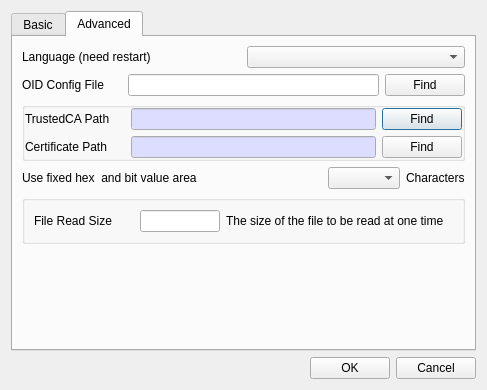
Old version of the form BerEditor/settings_dlg.ui in the repository jykim74/BerEditor.
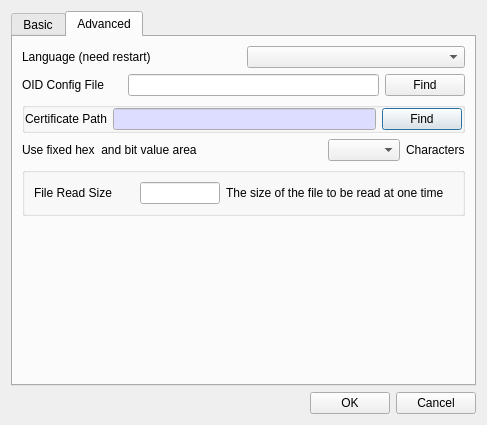
New version of the form.

The edit to the form file:
```diff
--- a/BerEditor/settings_dlg.ui
+++ b/BerEditor/settings_dlg.ui
@@ -7,7 +7,7 @@
     <x>0</x>
     <y>0</y>
     <width>487</width>
-    <height>390</height>
+    <height>425</height>
    </rect>
   </property>
   <property name="windowTitle">
@@ -206,108 +206,54 @@
             <property name="topMargin">
              <number>0</number>
             </property>
-            <item row="0" column="1">
-             <widget class="QLineEdit" name="mTrustedCAPathText">
-              <property name="palette">
-               <palette>
-                <active>
-                 <colorrole role="Base">
-                  <brush brushstyle="SolidPattern">
-                   <color alpha="255">
-                    <red>221</red>
-                    <green>221</green>
-                    <blue>255</blue>
-                   </color>
-                  </brush>
-                 </colorrole>
-                </active>
-                <inactive>
-                 <colorrole role="Base">
-                  <brush brushstyle="SolidPattern">
-                   <color alpha="255">
-                    <red>221</red>
-                    <green>221</green>
-                    <blue>255</blue>
-                   </color>
-                  </brush>
-                 </colorrole>
-                </inactive>
-                <disabled/>
-               </palette>
-              </property>
-              <property name="readOnly">
-               <bool>true</bool>
-              </property>
-             </widget>
-            </item>
-            <item row="0" column="2">
-             <widget class="QPushButton" name="mFindTrustedCAPathBtn">
-              <property name="text">
-               <string>Find</string>
-              </property>
-             </widget>
-            </item>
             <item row="0" column="0">
-             <widget class="QLabel" name="label_8">
-              <property name="minimumSize">
-               <size>
-                <width>100</width>
-                <height>0</height>
-               </size>
-              </property>
-              <property name="text">
-               <string>TrustedCA Path</string>
-              </property>
-             </widget>
-            </item>
-            <item row="1" column="0">
              <widget class="QLabel" name="label_11">
               <property name="text">
                <string>Certificate Path</string>
               </property>
              </widget>
             </item>
-            <item row="1" column="1">
-             <widget class="QLineEdit" name="mCertPathText">
-              <property name="palette">
-               <palette>
-                <active>
-                 <colorrole role="Base">
-                  <brush brushstyle="SolidPattern">
-                   <color alpha="255">
-                    <red>221</red>
-                    <green>221</green>
-                    <blue>255</blue>
-                   </color>
-                  </brush>
-                 </colorrole>
-                </active>
-                <inactive>
-                 <colorrole role="Base">
-                  <brush brushstyle="SolidPattern">
-                   <color alpha="255">
-                    <red>221</red>
-                    <green>221</green>
-                    <blue>255</blue>
-                   </color>
-                  </brush>
-                 </colorrole>
-                </inactive>
-                <disabled/>
-               </palette>
-              </property>
-              <property name="readOnly">
-               <bool>true</bool>
-              </property>
-             </widget>
-            </item>
-            <item row="1" column="2">
+            <item row="0" column="2">
              <widget class="QPushButton" name="mFindCertPathBtn">
               <property name="text">
                <string>Find</string>
               </property>
              </widget>
             </item>
+            <item row="0" column="1">
+             <widget class="QLineEdit" name="mCertPathText">
+              <property name="palette">
+               <palette>
+                <active>
+                 <colorrole role="Base">
+                  <brush brushstyle="SolidPattern">
+                   <color alpha="255">
+                    <red>221</red>
+                    <green>221</green>
+                    <blue>255</blue>
+                   </color>
+                  </brush>
+                 </colorrole>
+                </active>
+                <inactive>
+                 <colorrole role="Base">
+                  <brush brushstyle="SolidPattern">
+                   <color alpha="255">
+                    <red>221</red>
+                    <green>221</green>
+                    <blue>255</blue>
+                   </color>
+                  </brush>
+                 </colorrole>
+                </inactive>
+                <disabled/>
+               </palette>
+              </property>
+              <property name="readOnly">
+               <bool>true</bool>
+              </property>
+             </widget>
+            </item>
            </layout>
           </item>
          </layout>
```
